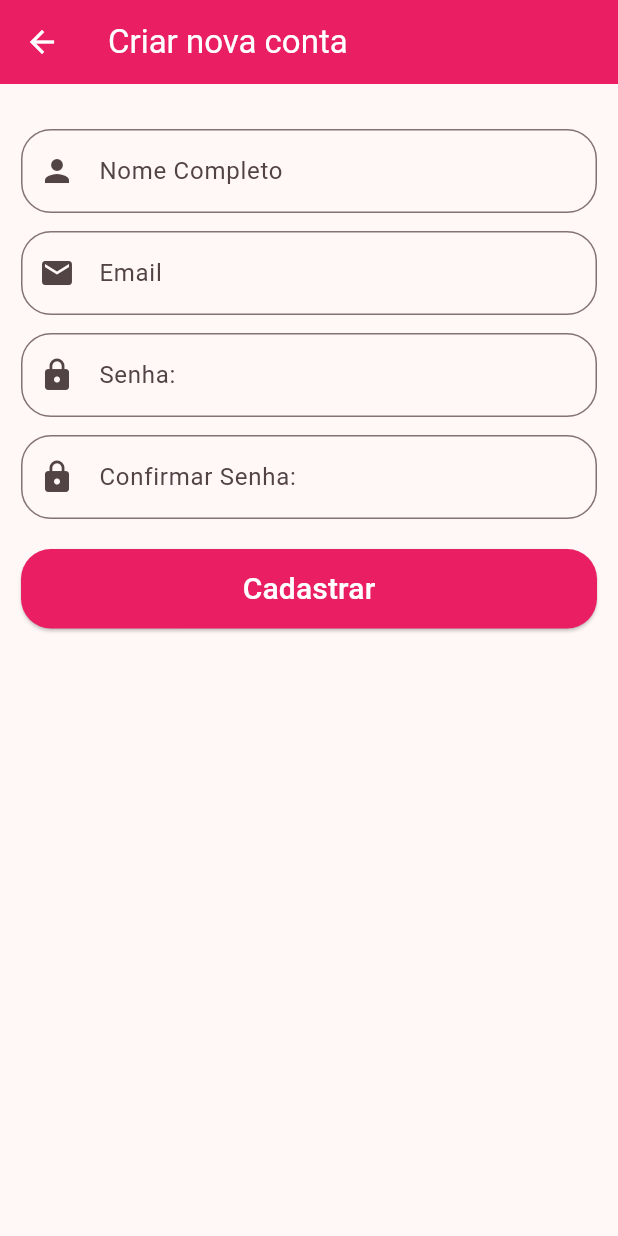
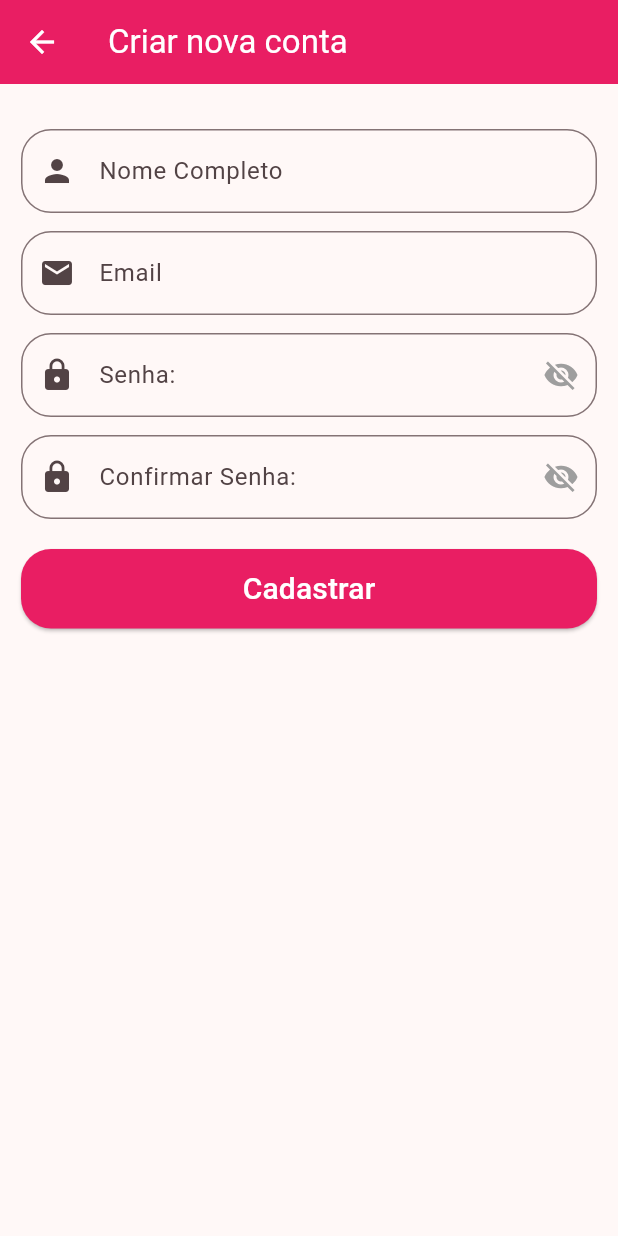
Before and after one commit to BeatrizKSilva/app-controle-financeiro, a Flutter app: the screen it shows after launch, after a tap on "Não tem uma conta? Cadastre-se", on a phone screen of 412 x 824 dp. Run offline on Flutter 3.47's test engine with Material 3 defaults, Android fonts, the phone set to English and light mode, and no system bars; our stand-ins replace cloud_firestore, firebase_auth, firebase_core, fl_chart, flutter_slidable; accounts and stored records are empty.

Commit message:
Adicionado botao para ver senha, edicao de perfil e correcoes no login

```diff
--- a/lib/views/cadastro_view.dart
+++ b/lib/views/cadastro_view.dart
@@ -19,6 +19,9 @@ class _CadastroViewState extends State<CadastroView> {
   final LoginController _loginController = LoginController();
 
   bool _estaCarregando = false;
+
+  bool _ocultarSenha = true;
+  bool _ocultarConfirmarSenha = true;
 
   void _processarCadastro() async {
     if (_formKey.currentState!.validate()) {
@@ -106,10 +109,21 @@ class _CadastroViewState extends State<CadastroView> {
 
                 TextFormField(
                   controller: _passwordController,
-                  obscureText: true,
+                  obscureText: _ocultarSenha,
                   decoration: InputDecoration(
                     labelText: 'Senha:',
                     prefixIcon: const Icon(Icons.lock),
+                    suffixIcon: IconButton(
+                      icon: Icon(
+                        _ocultarSenha ? Icons.visibility_off : Icons.visibility,
+                        color: Colors.grey,
+                      ),
+                      onPressed: () {
+                        setState(() {
+                          _ocultarSenha = !_ocultarSenha;
+                        });
+                      },
+                    ),
                     border: OutlineInputBorder(
                       borderRadius: BorderRadius.circular(20.0),
                     ),
@@ -120,10 +134,21 @@ class _CadastroViewState extends State<CadastroView> {
 
                 TextFormField(
                   controller: _confirmPasswordController,
-                  obscureText: true,
+                  obscureText: _ocultarConfirmarSenha,
                   decoration: InputDecoration(
                     labelText: 'Confirmar Senha:',
                     prefixIcon: const Icon(Icons.lock),
+                    suffixIcon: IconButton(
+                      icon: Icon(
+                        _ocultarConfirmarSenha ? Icons.visibility_off : Icons.visibility,
+                        color: Colors.grey,
+                      ),
+                      onPressed: () {
+                        setState(() {
+                          _ocultarConfirmarSenha = !_ocultarConfirmarSenha;
+                        });
+                      },
+                    ),
                     border: OutlineInputBorder(
                       borderRadius: BorderRadius.circular(20.0),
                     ),
--- a/lib/views/login_view.dart
+++ b/lib/views/login_view.dart
@@ -20,6 +20,8 @@ class _LoginViewState extends State<LoginView> {
   final LoginController _loginController = LoginController();
 
   bool _estaCarregando = false;
+
+  bool _ocultarSenha = true;
 
   void _processarLogin() async {
     if (_formKey.currentState!.validate()) {
@@ -88,10 +90,27 @@ class _LoginViewState extends State<LoginView> {
 
                 TextFormField(
                   controller: _passwordController,
-                  obscureText: true,
+                  obscureText: _ocultarSenha,
                   decoration: InputDecoration(
                     labelText: 'Senha',
                     prefixIcon: const Icon(Icons.lock),
+
+                    suffixIcon: IconButton(
+                      icon: Icon(
+                        _ocultarSenha ? Icons.visibility_off : Icons.visibility,
+                        color: Colors.grey,
+                      ),
+                      onPressed: () {
+
+                        setState(() {
+
+                          _ocultarSenha = !_ocultarSenha;
+
+                        });
+
+                      },
+                    ),
+
                     border: OutlineInputBorder(
                       borderRadius: BorderRadius.circular(20.0),
                     ),
```
Also changed, not shown: lib/controllers/login_controller.dart (+9 -3 lines).
